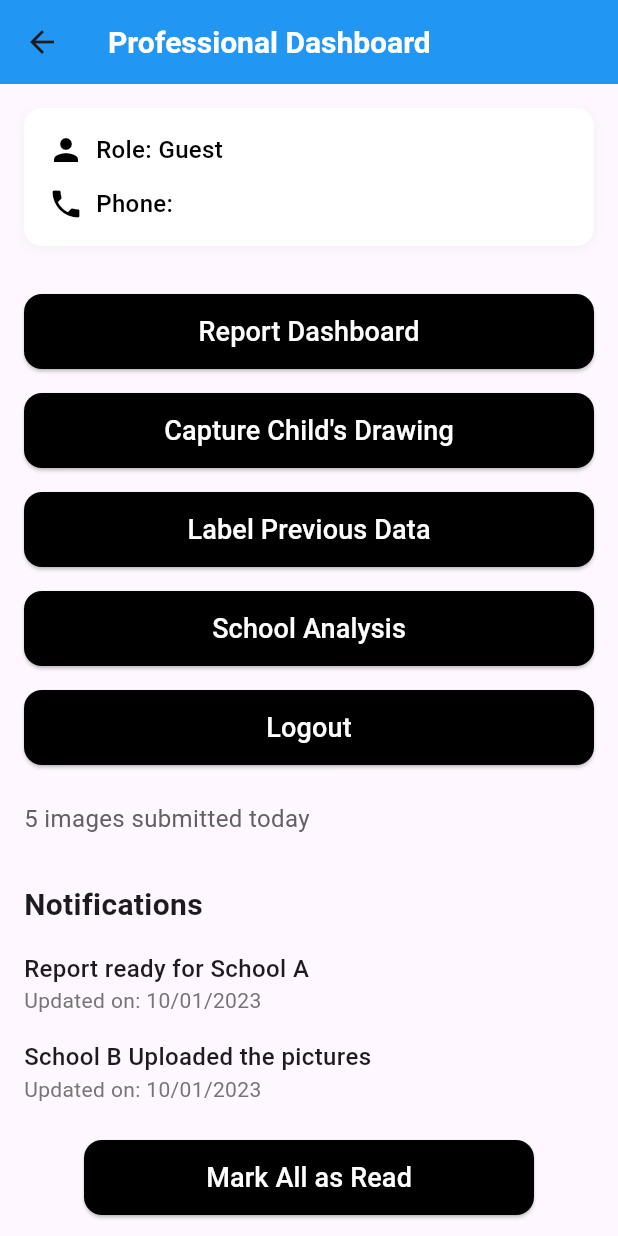
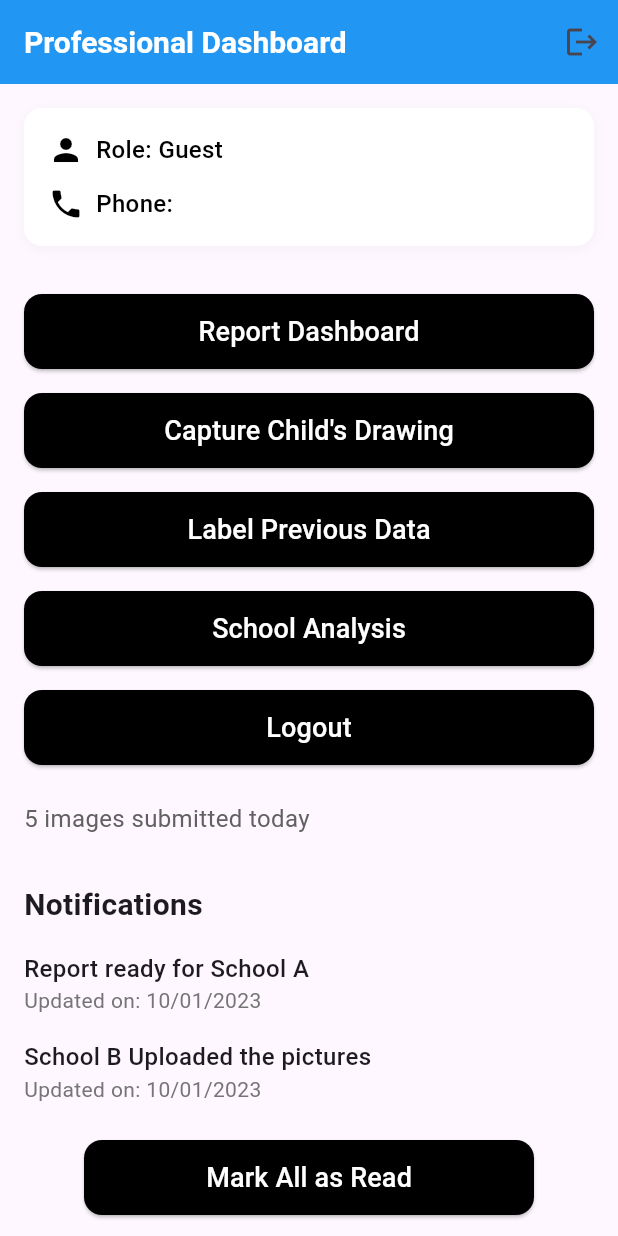
Before and after one commit to RCTS-IIITH/DSI, a Flutter app: the ProfessionalDashboard screen opened by its route, on a phone screen of 412 x 824 dp. Run offline on Flutter 3.47's test engine with Material 3 defaults, Android fonts, the phone set to English and light mode, and no system bars; our stand-ins replace flutter_dotenv, image_picker, shared_preferences; accounts and stored records are empty.

Commit message:
Update professionalDashboard.dart

```diff
--- a/Mindsye_final_code/mindseye_now/mindseye/lib/professionalDashboard.dart
+++ b/Mindsye_final_code/mindseye_now/mindseye/lib/professionalDashboard.dart
@@ -63,9 +63,11 @@ class _ProfessionalDashboardState extends State<ProfessionalDashboard> {
 
   @override
   Widget build(BuildContext context) {
-    return Scaffold(
+    return WillPopScope(
+      onWillPop: () async => false, // 🔒 Disable system back button
+      child: Scaffold(
         appBar: AppBar(
-        backgroundColor: Colors.blue, // Professional dark black
+          backgroundColor: Colors.blue,
           title: Text(
             'Professional Dashboard',
             style: TextStyle(
@@ -75,6 +77,13 @@ class _ProfessionalDashboardState extends State<ProfessionalDashboard> {
             ),
           ),
           elevation: 0,
+          automaticallyImplyLeading: false, // 🚫 Hide back arrow
+          actions: [
+            IconButton(
+              icon: Icon(Icons.logout),
+              onPressed: () => _logout(),
+            ),
+          ],
         ),
         body: SafeArea(
           child: SingleChildScrollView(
@@ -200,6 +209,7 @@ class _ProfessionalDashboardState extends State<ProfessionalDashboard> {
             ),
           ),
         ),
+      ),
     );
   }
 
```
Lines whose indentation alone changed are shown as unchanged.
